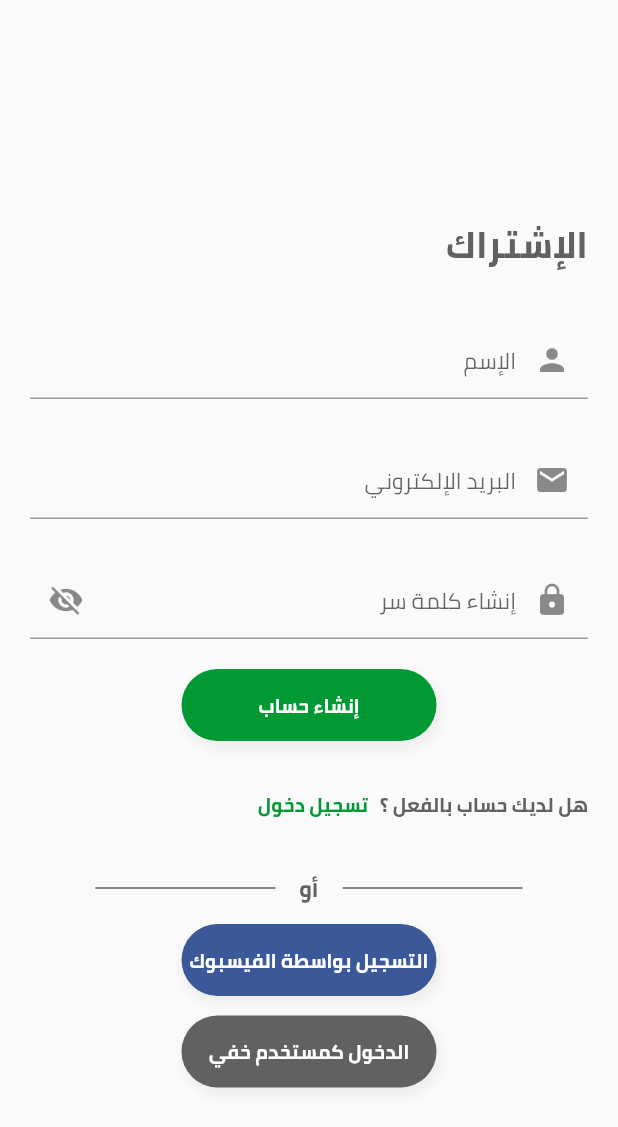
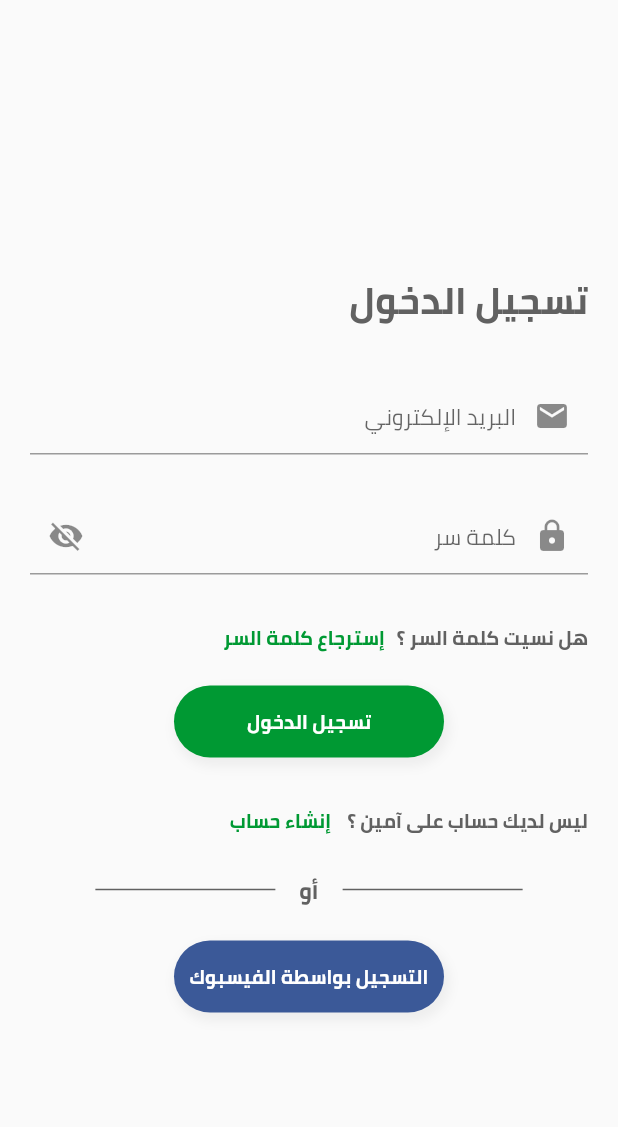
Before and after one commit to Youssefguba/Ameen, a Flutter app: the screen it shows after launch, on a phone screen of 412 x 824 dp. Shown: the top 1127 px of the screen. Run offline on Flutter 3.47's test engine with Material 2 defaults, Android fonts, the light colour scheme and no system bars.

Commit message:
Create Widget's file

```diff
--- /dev/null
+++ b/lib/Screens/login.dart
@@ -0,0 +1,152 @@
+import 'dart:ui';
+import 'package:ameen/widgets/entry_field.dart';
+import 'package:ameen/widgets/or_line.dart';
+import 'package:ameen/widgets/submit_button.dart';
+import 'package:flutter/material.dart';
+import 'package:flutter/services.dart';
+
+
+class Login extends StatefulWidget {
+  @override
+  _LoginState createState() => _LoginState();
+}
+
+Widget _createAccountLabel() {
+  return Container(
+    margin: EdgeInsets.symmetric(vertical: 20),
+    child: Row(
+      mainAxisAlignment: MainAxisAlignment.end,
+      children: <Widget>[
+        InkWell(
+          child: Text(
+            'إنشاء حساب',
+            style: TextStyle(
+                color: Color.fromRGBO(0, 153, 51, 1),
+                fontSize: 13,
+                fontFamily: 'Cairo',
+                fontWeight: FontWeight.w600),
+          ),
+        ),
+        SizedBox(
+          width: 8.0,
+        ),
+        Text(
+          " ليس لديك حساب على آمين ؟",
+          style: TextStyle(
+              fontSize: 13,
+              fontWeight: FontWeight.w600,
+              color: Colors.grey.shade700,
+              fontFamily: 'Cairo'),
+        ),
+      ],
+    ),
+  );
+}
+
+Widget _forgetPassword() {
+  return Container(
+    margin: EdgeInsets.symmetric(vertical: 20),
+    child: Row(
+      mainAxisAlignment: MainAxisAlignment.end,
+      children: <Widget>[
+        InkWell(
+          child: Text(
+            'إسترجاع كلمة السر',
+            style: TextStyle(
+                color: Color.fromRGBO(0, 153, 51, 1),
+                fontSize: 13,
+                fontFamily: 'Cairo',
+                fontWeight: FontWeight.w600),
+          ),
+        ),
+        SizedBox(
+          width: 8.0,
+        ),
+        Text(
+          'هل نسيت كلمة السر ؟',
+          style: TextStyle(
+              fontSize: 13,
+              fontWeight: FontWeight.w600,
+              color: Colors.grey.shade700,
+              fontFamily: 'Cairo'),
+        ),
+      ],
+    ),
+  );
+}
+
+Widget _title() {
+  return RichText(
+    textAlign: TextAlign.right,
+    text: TextSpan(
+      text: 'تسجيل الدخول',
+      style: TextStyle(
+        fontSize: 25,
+        fontFamily: 'Cairo',
+        fontWeight: FontWeight.w700,
+        color: Colors.grey.shade700,
+      ),
+    ),
+  );
+}
+
+Widget _emailPasswordWidget() {
+  return Column(
+    children: <Widget>[
+      EntryField("البريد الإلكتروني", Icon(Icons.email), textInputType: TextInputType.emailAddress),
+      EntryField(" كلمة سر", Icon(Icons.lock), isPassword: true, visibleIcon: Icon(Icons.visibility_off)),
+    ],
+  );
+}
+
+
+class _LoginState extends State<Login> {
+  @override
+  Widget build(BuildContext context) {
+    return Scaffold(
+      body: SingleChildScrollView(
+        child: Container(
+          height: MediaQuery.of(context).size.height,
+          child: Stack(
+            children: <Widget>[
+              Container(
+                padding: EdgeInsets.symmetric(horizontal: 20),
+                child: Column(
+                  crossAxisAlignment: CrossAxisAlignment.end,
+                  mainAxisAlignment: MainAxisAlignment.center,
+                  children: <Widget>[
+                    SizedBox(
+                      height: 40,
+                    ),
+                    _title(),
+                    SizedBox(
+                      height: 10,
+                    ),
+                    _emailPasswordWidget(),
+                    _forgetPassword(),
+
+                    SubmitButton(Color.fromRGBO(0, 153, 51, 1), "تسجيل الدخول"),
+                    SizedBox(
+                      height: 10,
+                    ),
+                    _createAccountLabel(),
+
+                    OrLine(),
+                    SizedBox(
+                      height: 20,
+                    ),
+                    SubmitButton(Color.fromRGBO(59, 89, 152, 1),
+                        "التسجيل بواسطة الفيسبوك"),
+                    SizedBox(
+                      height: 13,
+                    ),
+                  ],
+                ),
+              ),
+            ],
+          ),
+        ),
+      ),
+    );
+  }
+}
--- a/lib/Screens/sign_up.dart
+++ b/lib/Screens/sign_up.dart
@@ -1,5 +1,6 @@
 import 'dart:ui';
 import 'package:ameen/widgets/entry_field.dart';
+import 'package:ameen/widgets/or_line.dart';
 import 'package:ameen/widgets/submit_button.dart';
 import 'package:flutter/material.dart';
 import 'package:flutter/services.dart';
@@ -10,40 +11,10 @@ class SignUp extends StatefulWidget {
 }
 
 class _SignUpState extends State<SignUp> {
-  Widget _entryField(String title, Icon inputIcon, {textInputType = TextInputType.text, bool isPassword = false,
-  Icon visibleIcon}) {
-    return Container(
-      margin: EdgeInsets.symmetric(vertical: 10),
-      child: Column(
-        textDirection: TextDirection.rtl,
-        crossAxisAlignment: CrossAxisAlignment.center,
-        children: <Widget>[
-          SizedBox(
-            height: 8,
-          ),
-          TextField(
-              textAlign: TextAlign.right,
-              textDirection: TextDirection.rtl,
-              obscureText: isPassword,
-              autocorrect: true,
-              keyboardType: textInputType,
-              cursorColor:Color.fromRGBO(0, 153, 51, 1),
-              style: TextStyle(fontFamily: 'Cairo', fontSize: 15),
-              decoration: InputDecoration(
-                suffixIcon: inputIcon,
-                prefixIcon: visibleIcon,
-                hintText: title,
-                border: UnderlineInputBorder(),
-              ))
-        ],
-      ),
-    );
-  }
 
   Widget _loginAccountLabel() {
     return Container(
       margin: EdgeInsets.symmetric(vertical: 20),
-//      alignment: Alignment.bottomCenter,
       child: Row(
         mainAxisAlignment: MainAxisAlignment.end,
         children: <Widget>[
@@ -98,34 +69,6 @@ class _SignUpState extends State<SignUp> {
     );
   }
 
-  Widget _orLine() {
-    return Row(
-      mainAxisAlignment: MainAxisAlignment.center,
-      children: <Widget>[
-        horizontalLine(),
-        Text(
-          'أو',
-          style: TextStyle(
-            fontSize: 15,
-            fontFamily: 'Cairo',
-            fontWeight: FontWeight.bold,
-            color: Colors.grey.shade700,
-          ),
-        ),
-        horizontalLine(),
-      ],
-    );
-  }
-
-  Widget horizontalLine() => Padding(
-        padding: EdgeInsets.symmetric(horizontal: 16.0),
-        child: Container(
-          width: 120,
-          height: 1.0,
-          color: Colors.grey.shade700,
-        ),
-      );
-
   @override
   Widget build(BuildContext context) {
     return Scaffold(
@@ -159,7 +102,7 @@ class _SignUpState extends State<SignUp> {
                     SizedBox(
                       height: 10,
                     ),
-                    _orLine(),
+                    OrLine(),
                     SizedBox(
                       height: 10,
                     ),
--- a/lib/main.dart
+++ b/lib/main.dart
@@ -1,3 +1,4 @@
+import 'package:ameen/Screens/login.dart';
 import 'package:ameen/Screens/sign_up.dart';
 import 'package:flutter/material.dart';
 
@@ -12,7 +13,7 @@ class MyApp extends StatelessWidget {
         primaryColor: Colors.green,
       ),
       debugShowCheckedModeBanner: false,
-      home: SignUp(),
+      home: Login(),
     );
 
   }
--- /dev/null
+++ b/lib/widgets/or_line.dart
@@ -0,0 +1,36 @@
+import 'package:flutter/material.dart';
+
+class OrLine extends StatelessWidget {
+  @override
+  Widget build(BuildContext context) {
+    return _orLine();
+  }
+
+  Widget _orLine() {
+    return Row(
+      mainAxisAlignment: MainAxisAlignment.center,
+      children: <Widget>[
+        horizontalLine(),
+        Text(
+          'أو',
+          style: TextStyle(
+            fontSize: 15,
+            fontFamily: 'Cairo',
+            fontWeight: FontWeight.bold,
+            color: Colors.grey.shade700,
+          ),
+        ),
+        horizontalLine(),
+      ],
+    );
+  }
+
+  Widget horizontalLine() => Padding(
+    padding: EdgeInsets.symmetric(horizontal: 16.0),
+    child: Container(
+      width: 120,
+      height: 1.0,
+      color: Colors.grey.shade700,
+    ),
+  );
+}
--- a/lib/widgets/submit_button.dart
+++ b/lib/widgets/submit_button.dart
@@ -14,7 +14,7 @@ class SubmitButton extends StatelessWidget {
   Widget _submitButton(Color color, String title) {
     return Center(
       child: Container(
-        width: 170,
+        width: 180,
         padding: EdgeInsets.symmetric(vertical: 12),
         alignment: Alignment.center,
         decoration: BoxDecoration(
```
